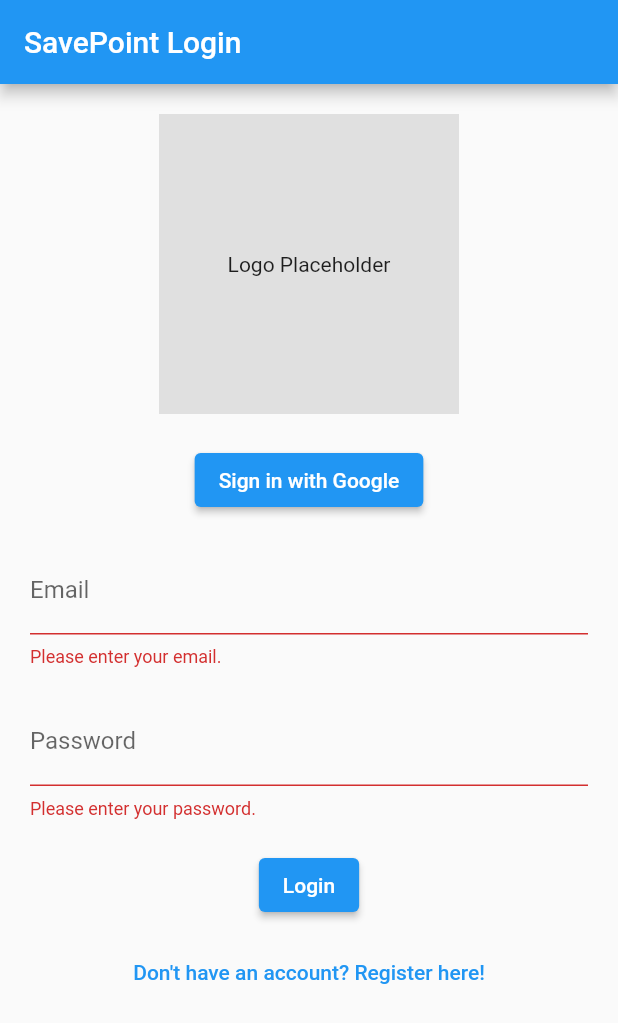
After one commit to wtwente20/SavePoint, a Flutter app: the screen it shows after launch, after a tap on "Login", on a phone screen of 412 x 824 dp. The commit adds this screen. Shown: the top 1023 px of the screen. Run offline on Flutter 3.47's test engine with Material 2 defaults, Android fonts, the phone set to English and light mode, and no system bars; our stand-ins replace firebase_auth, firebase_core, firebase_database, flutter_riverpod, google_sign_in; accounts and stored records are empty.

Commit message:
login added, entries now save per user and only loads user entries

```diff
--- a/lib/main.dart
+++ b/lib/main.dart
@@ -1,8 +1,10 @@
+import 'package:firebase_auth/firebase_auth.dart';
 import 'package:firebase_core/firebase_core.dart';
 import 'package:flutter/material.dart';
 import 'package:flutter_riverpod/flutter_riverpod.dart';
+import 'package:savepoint_app/screens/auth_wrapper.dart';
 
-import 'providers/theme_provider.dart'; // Import your theme provider
+import 'providers/theme_provider.dart';
 import 'screens/home_screen.dart';
 
 var kColorScheme = ColorScheme.fromSeed(
@@ -24,23 +26,32 @@ void main() async {
   );
 }
 
+final authStateChangesProvider = StreamProvider<User?>((ref) {
+  return FirebaseAuth.instance.authStateChanges();
+});
+
 class SavePoint extends ConsumerWidget {
-  const SavePoint({super.key});
+  const SavePoint({Key? key}) : super(key: key);
 
   @override
   Widget build(BuildContext context, WidgetRef ref) {
     final themeMode = ref.watch(themeProvider);
+    final firebaseUserAsyncValue = ref.watch(authStateChangesProvider);
 
     return MaterialApp(
       title: 'SavePoint',
-      darkTheme: ThemeData.dark().copyWith(
-          // ... (all your dark theme configurations here)
-          ),
-      theme: ThemeData().copyWith(
-          // ... (all your light theme configurations here)
-          ),
+      darkTheme: ThemeData.dark().copyWith(),
+      theme: ThemeData().copyWith(),
       themeMode: themeMode,
-      home: HomeScreen(),
+      routes: {
+        '/home': (context) => HomeScreen(),
+        // Add other routes here as necessary
+      },
+      home: firebaseUserAsyncValue.when(
+        data: (firebaseUser) => firebaseUser != null ? HomeScreen() : AuthWrapper(),
+        loading: () => CircularProgressIndicator(), // Display a loading spinner while waiting
+        error: (error, stack) => Center(child: Text('An error occurred')), // Handle error state
+      ),
     );
   }
 }
--- a/lib/screens/add_entry_screen.dart
+++ b/lib/screens/add_entry_screen.dart
@@ -2,7 +2,7 @@ import 'package:flutter/material.dart';
 import 'package:flutter_riverpod/flutter_riverpod.dart';
 
 import '../data/entry.dart';
-import '../providers/entry_provider.dart'; // Import the unified provider here
+import '../providers/entry_provider.dart';
 
 class AddEntryScreen extends ConsumerWidget {
   final Entry entryData;
--- /dev/null
+++ b/lib/screens/auth_wrapper.dart
@@ -0,0 +1,24 @@
+import 'package:firebase_auth/firebase_auth.dart';
+import 'package:flutter/material.dart';
+import 'package:flutter_riverpod/flutter_riverpod.dart';
+import 'package:savepoint_app/screens/sign_in_screen.dart';
+
+import '../services/auth_service.dart';
+import 'home_screen.dart';
+
+class AuthWrapper extends ConsumerWidget {
+  @override
+  Widget build(BuildContext context, WidgetRef ref) {
+    final asyncUser = ref.watch(authStateChangesProvider);
+
+    if (asyncUser is AsyncData<User?>) {
+      final firebaseUser = asyncUser.value;
+
+      if (firebaseUser != null) {
+        return HomeScreen();
+      }
+    }
+
+    return SignInScreen();
+  }
+}
--- /dev/null
+++ b/lib/screens/sign_in_screen.dart
@@ -0,0 +1,132 @@
+import 'package:firebase_auth/firebase_auth.dart'; // Ensure you have imported this package.
+import 'package:flutter/material.dart';
+import 'package:google_sign_in/google_sign_in.dart';
+import 'package:savepoint_app/screens/sign_up_screen.dart'; // Ensure you have imported this package.
+
+class SignInScreen extends StatefulWidget {
+  @override
+  _SignInScreenState createState() => _SignInScreenState();
+}
+
+class _SignInScreenState extends State<SignInScreen> {
+  final FirebaseAuth _auth = FirebaseAuth.instance;
+  final GoogleSignIn googleSignIn = GoogleSignIn();
+
+  final _formKey = GlobalKey<FormState>();
+  String _email = '';
+  String _password = '';
+
+  Future<User?> _signInWithGoogle() async {
+    try {
+      final GoogleSignInAccount? googleSignInAccount = await googleSignIn.signIn();
+
+      if (googleSignInAccount != null) {
+        final GoogleSignInAuthentication googleSignInAuthentication = await googleSignInAccount.authentication;
+
+        final AuthCredential credential = GoogleAuthProvider.credential(
+          accessToken: googleSignInAuthentication.accessToken,
+          idToken: googleSignInAuthentication.idToken,
+        );
+
+        final userCredential = await _auth.signInWithCredential(credential);
+
+        return userCredential.user;
+      }
+    } catch (error) {
+      print(error);
+      return null;
+    }
+  }
+
+  Future<void> _signInWithEmailAndPassword() async {
+  if (_formKey.currentState!.validate()) {
+    _formKey.currentState!.save();
+    try {
+      await _auth.signInWithEmailAndPassword(email: _email, password: _password);
+      Navigator.of(context).pushReplacementNamed('/home');
+    } on FirebaseAuthException catch (e) { // Catch FirebaseAuthException
+      print('Error code: ${e.code}');
+      String errorMessage;
+
+      // Use switch-case to match against the error codes and provide a more friendly message.
+      switch (e.code) {
+        case 'user-not-found':
+          errorMessage = 'No user found with this email.';
+          break;
+        case 'wrong-password':
+          errorMessage = 'Incorrect password.';
+          break;
+        default:
+          errorMessage = e.message!;
+          break;
+      }
+
+      ScaffoldMessenger.of(context).showSnackBar(SnackBar(content: Text(errorMessage)));
+    } catch (error) {
+      print(error);
+      ScaffoldMessenger.of(context).showSnackBar(SnackBar(content: Text("Error logging in. Please try again.")));
+    }
+  }
+}
+
+
+  @override
+  Widget build(BuildContext context) {
+    return Scaffold(
+      appBar: AppBar(title: Text('SavePoint Login')),
+      body: Padding(
+        padding: const EdgeInsets.all(20.0),
+        child: Form(
+          key: _formKey,
+          child: Column(
+            children: [
+              // Placeholder for your logo
+              Container(
+                height: 200,
+                width: 200,
+                color: Colors.grey[300],
+                child: Center(child: Text('Logo Placeholder')),
+              ),
+              SizedBox(height: 20),
+              ElevatedButton(
+                child: Text('Sign in with Google'),
+                onPressed: _signInWithGoogle,
+              ),
+              SizedBox(height: 20),
+              TextFormField(
+                decoration: InputDecoration(labelText: 'Email'),
+                onSaved: (value) => _email = value!,
+                validator: (value) {
+                  if (value!.isEmpty) return "Please enter your email.";
+                  return null;
+                },
+              ),
+              SizedBox(height: 20),
+              TextFormField(
+                decoration: InputDecoration(labelText: 'Password'),
+                obscureText: true,
+                onSaved: (value) => _password = value!,
+                validator: (value) {
+                  if (value!.isEmpty) return "Please enter your password.";
+                  return null;
+                },
+              ),
+              SizedBox(height: 20),
+              ElevatedButton(
+                child: Text('Login'),
+                onPressed: _signInWithEmailAndPassword,
+              ),
+              SizedBox(height: 10),
+              TextButton(
+                child: Text('Don\'t have an account? Register here!'),
+                onPressed: () {
+                  Navigator.of(context).push(MaterialPageRoute(builder: (ctx) => SignUpScreen()));
+                },
+              ),
+            ],
+          ),
+        ),
+      ),
+    );
+  }
+}
--- /dev/null
+++ b/lib/screens/sign_up_screen.dart
@@ -0,0 +1,86 @@
+import 'package:firebase_auth/firebase_auth.dart';
+import 'package:flutter/material.dart';
+
+class SignUpScreen extends StatefulWidget {
+  @override
+  _SignUpScreenState createState() => _SignUpScreenState();
+}
+
+class _SignUpScreenState extends State<SignUpScreen> {
+  final GlobalKey<FormState> _formKey = GlobalKey<FormState>();
+  String _email = '';
+  String _password = '';
+
+  Future<void> _signUp() async {
+  if (!_formKey.currentState!.validate()) {
+    return;
+  }
+  _formKey.currentState!.save();
+
+  try {
+    UserCredential userCredential = await FirebaseAuth.instance.createUserWithEmailAndPassword(
+      email: _email,
+      password: _password,
+    );
+    // User registered successfully. Here you can navigate to another screen or show a success message.
+    // For example:
+    ScaffoldMessenger.of(context).showSnackBar(SnackBar(content: Text('Registered Successfully!')));
+    // Or navigate to home screen:
+    // Navigator.of(context).pushReplacementNamed(HomeScreen.routeName); // if you have named routes.
+
+  } on FirebaseAuthException catch (e) {
+    if (e.code == 'weak-password') {
+      ScaffoldMessenger.of(context).showSnackBar(SnackBar(content: Text('The password provided is too weak.')));
+    } else if (e.code == 'email-already-in-use') {
+      ScaffoldMessenger.of(context).showSnackBar(SnackBar(content: Text('The account already exists for that email.')));
+    }
+  } catch (e) {
+    print(e);
+    ScaffoldMessenger.of(context).showSnackBar(SnackBar(content: Text('An error occurred. Please try again.')));
+  }
+}
+
+
+  @override
+  Widget build(BuildContext context) {
+    return Scaffold(
+      appBar: AppBar(title: Text('Sign Up')),
+      body: Form(
+        key: _formKey,
+        child: Column(
+          children: [
+            TextFormField(
+              decoration: InputDecoration(labelText: 'Email'),
+              validator: (value) {
+                if (value == null || !value.contains('@')) {
+                  return 'Please enter a valid email address.';
+                }
+                return null;
+              },
+              onSaved: (value) {
+                _email = value!;
+              },
+            ),
+            TextFormField(
+              decoration: InputDecoration(labelText: 'Password'),
+              obscureText: true,
+              validator: (value) {
+                if (value == null || value.length < 6) {
+                  return 'Password must be at least 6 characters long.';
+                }
+                return null;
+              },
+              onSaved: (value) {
+                _password = value!;
+              },
+            ),
+            ElevatedButton(
+              child: Text('Sign Up'),
+              onPressed: _signUp,
+            ),
+          ],
+        ),
+      ),
+    );
+  }
+}
--- a/pubspec.yaml
+++ b/pubspec.yaml
@@ -37,7 +37,7 @@ dependencies:
   cupertino_icons: ^1.0.2
 
   # Firebase Authentication
-  # firebase_auth: ^4.7.2
+  firebase_auth: ^4.7.2
 
   # Firestore for database
   # cloud_firestore: ^4.8.4
@@ -46,7 +46,7 @@ dependencies:
   # flutter_form_builder: ^9.1.0
 
   #Google sign in
-  #google_sign_in: ^6.1.4
+  google_sign_in: ^6.1.4
 
   #Expandable
   expandable: ^5.0.1
```
Also changed, not shown: lib/data/entry.dart (+5 -23 lines), lib/providers/entry_provider.dart (+19 -8 lines), lib/screens/home_screen.dart (+27 -7 lines), lib/services/auth_service.dart (added, +65 -0 lines), lib/services/data_service.dart (added, +53 -0 lines), pubspec.lock, 2 other files.
